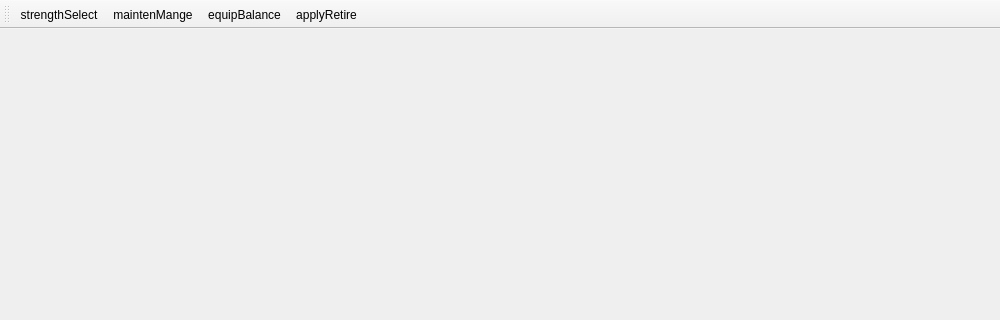
The window that widgets/StrengthDisturb.ui (Belos10/Equip) describes before a commit, drawn with Qt 5; both pictures show x 0 to 1000 and y 0 to 320 of the 1000 by 700 pixel window.
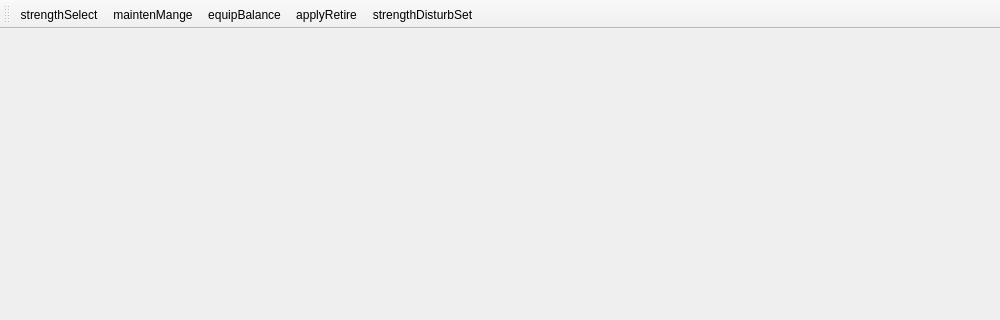
The same window after the commit. Icons and pictures are not drawn.

The edit to the form file:
```diff
--- a/widgets/StrengthDisturb.ui
+++ b/widgets/StrengthDisturb.ui
@@ -59,6 +59,7 @@
    <addaction name="actionmaintenMange"/>
    <addaction name="actionequipBalance"/>
    <addaction name="actionapplyRetire"/>
+   <addaction name="actionstrengthDisturbSet"/>
   </widget>
   <action name="actionstrengthSelect">
    <property name="icon">
@@ -96,6 +97,15 @@
     <string>applyRetire</string>
    </property>
   </action>
+  <action name="actionstrengthDisturbSet">
+   <property name="icon">
+    <iconset resource="../icons/resource.qrc">
+     <normaloff>:/pic/set.png</normaloff>:/pic/set.png</iconset>
+   </property>
+   <property name="text">
+    <string>strengthDisturbSet</string>
+   </property>
+  </action>
  </widget>
  <resources>
   <include location="../icons/resource.qrc"/>
```
